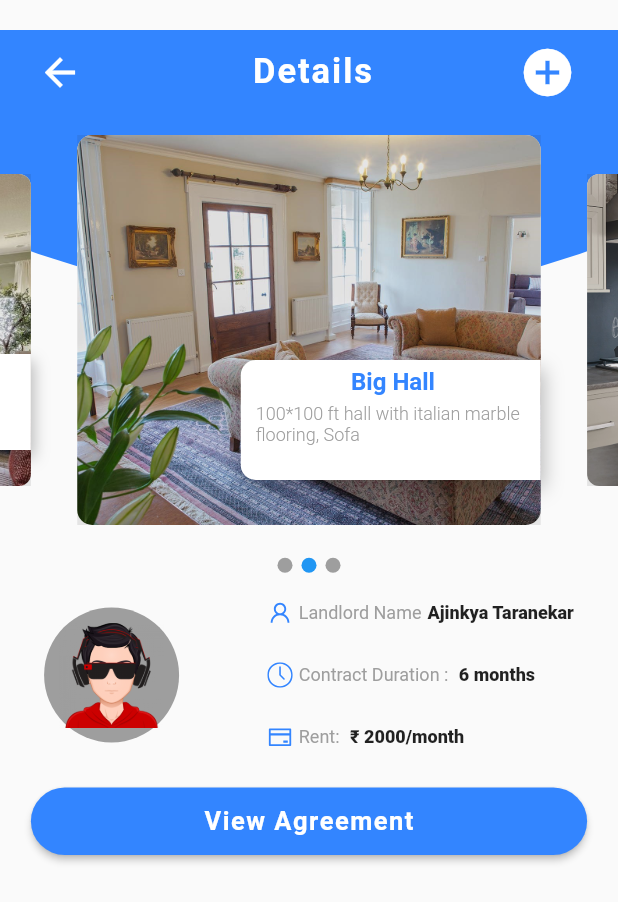
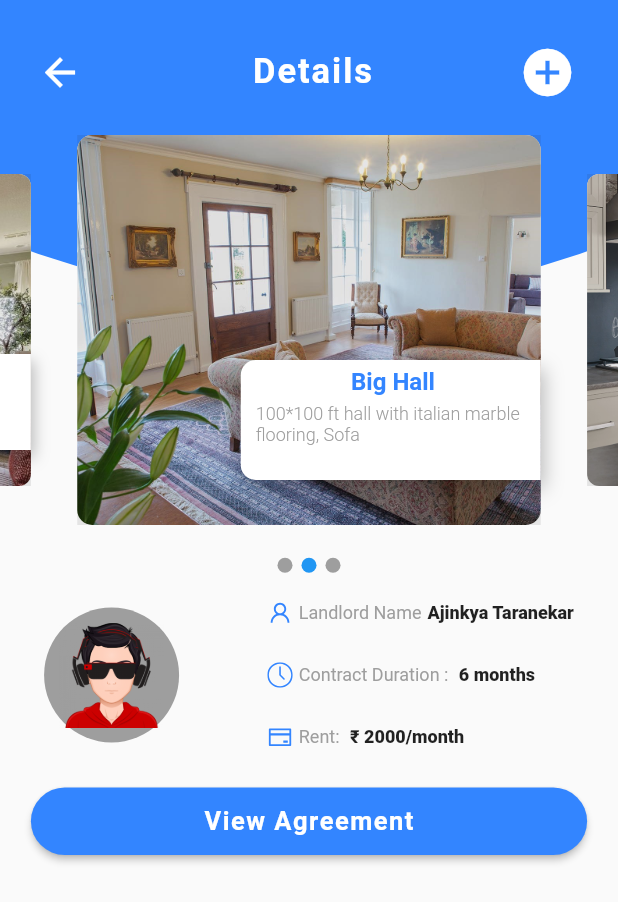
Before and after one commit to Alchemax-Bank/Customer-Onboarding, a Flutter app: the PropertyDetailScreen screen opened directly, on a phone screen of 412 x 824 dp. Shown: the top 902 px of the screen. Run offline on Flutter 3.47's test engine with Material 2 defaults, Android fonts, the phone set to English and light mode, and no system bars; our stand-ins replace firebase_auth, firebase_messaging, flutter_custom_clippers, flutter_icons, flutter_swiper, fluttertoast and 2 more; accounts and stored records are empty.

Commit message:
Update PropertyDetailScreen.dart

```diff
--- a/lib/Screens/PropertyDetailScreen.dart
+++ b/lib/Screens/PropertyDetailScreen.dart
@@ -22,6 +22,9 @@ class _PropertyDetailScreenState extends State<PropertyDetailScreen> {
         // physics: BouncingScrollPhysics(),
         child: Stack(
           children: <Widget>[
+            AppBar(
+              backgroundColor: primaryColor,
+            ),
             ClipPath(
               clipper: OvalBottomBorderClipper(),
               child: Container(
```
